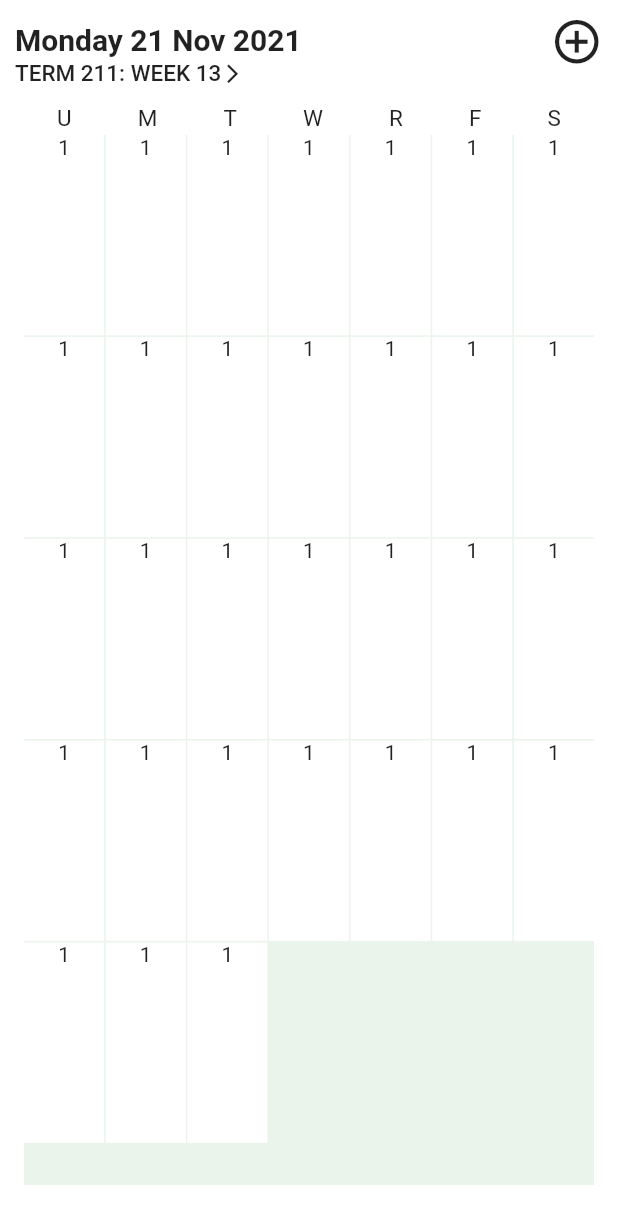
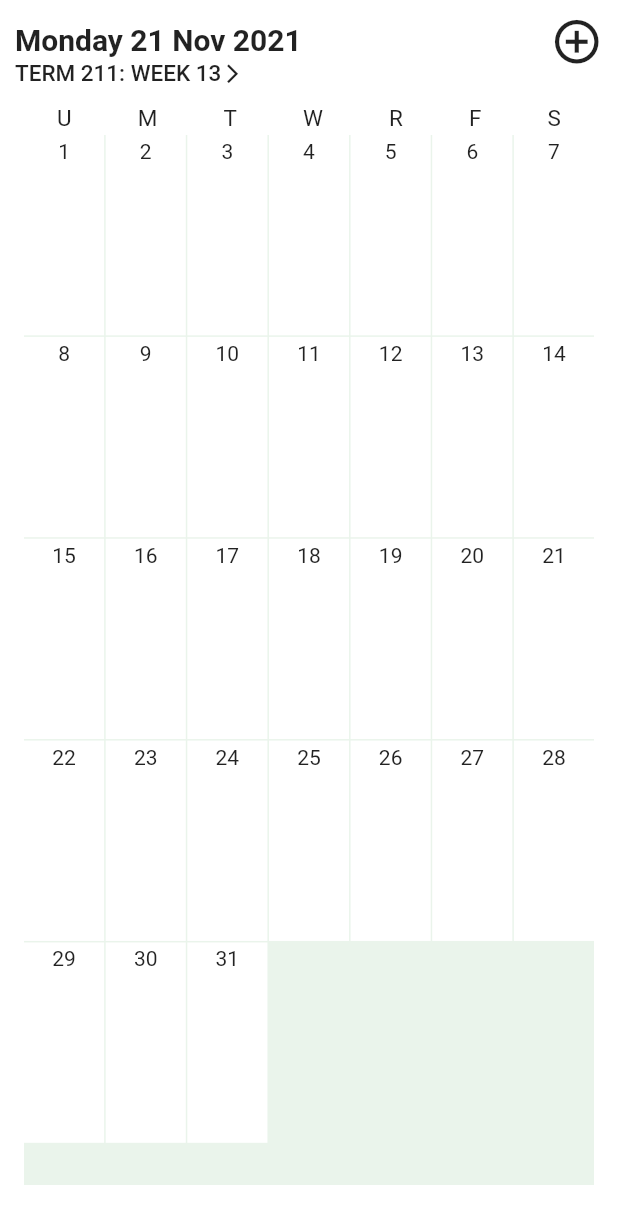
Before and after one commit to SaudElabdullah/Calendar, a Flutter app: the screen it shows after launch, on a phone screen of 412 x 824 dp. Shown: the top 1224 px of the screen. Run offline on Flutter 3.47's test engine with Material 2 defaults, Android fonts, the phone set to English and light mode, and no system bars.

Commit message:
some refactoring

```diff
--- /dev/null
+++ b/lib/day_container.dart
@@ -0,0 +1,57 @@
+import 'package:flutter/material.dart';
+
+import 'list.dart';
+
+class DayContainer extends StatefulWidget {
+  DayContainer(this.height, this.ratio, {Key? key}) : super(key: key);
+  double height;
+  double ratio;
+
+  @override
+  _DayContainerState createState() => _DayContainerState();
+}
+
+class _DayContainerState extends State<DayContainer> {
+  Color containerColor = Colors.transparent;
+  Color textColor = Colors.white;
+
+  @override
+  Widget build(BuildContext context) {
+    return Container(
+      height: widget.height,
+      width: 380,
+      color: const Color(0xFFEAF4EB),
+      child: GridView.builder(
+        physics: const NeverScrollableScrollPhysics(),
+        itemCount: 31,
+        gridDelegate: SliverGridDelegateWithFixedCrossAxisCount(
+          crossAxisCount: 7,
+          crossAxisSpacing: 1.0,
+          mainAxisSpacing: 1.0,
+          childAspectRatio: widget.ratio,
+        ),
+        itemBuilder: (BuildContext context, int index) {
+          return GestureDetector(
+            onTap: () {
+              setState(() {
+                widget.height = widget.height == 700 ? 450 : 700;
+                widget.ratio = widget.ratio == 0.4 ? 0.6 : 0.4;
+                containerColor = containerColor == const Color(0xFF25794F)
+                    ? Colors.transparent
+                    : const Color(0xFF25794F);
+                textColor =
+                    textColor == Colors.white ? Colors.black : Colors.white;
+              });
+            },
+            child: TextWidget(
+              text: '${index + 1}',
+              color: Colors.white,
+              containerColor: containerColor,
+              textColor: textColor,
+            ),
+          );
+        },
+      ),
+    );
+  }
+}
--- a/lib/list.dart
+++ b/lib/list.dart
@@ -1,151 +1,44 @@
 import 'package:flutter/material.dart';
-
-// const List<TextWidget> calendar = <TextWidget>[
-//   TextWidget(
-//     text: '1',
-//     color: Colors.white,
-//   ),
-//   TextWidget(
-//     text: '2',
-//     color: Colors.white,
-//   ),
-//   TextWidget(
-//     text: '3',
-//     color: Colors.white,
-//   ),
-//   TextWidget(
-//     text: '4',
-//     color: Colors.white,
-//   ),
-//   TextWidget(
-//     text: '5',
-//     color: Colors.white,
-//   ),
-//   TextWidget(
-//     text: '6',
-//     color: Colors.transparent,
-//   ),
-//   TextWidget(
-//     text: '7',
-//     color: Colors.transparent,
-//   ),
-//   TextWidget(
-//     text: '8',
-//     color: Colors.white,
-//   ),
-//   TextWidget(
-//     text: '9',
-//     color: Colors.white,
-//   ),
-//   TextWidget(
-//     text: '10',
-//     color: Colors.white,
-//   ),
-//   TextWidget(
-//     text: '11',
-//     color: Colors.white,
-//   ),
-//   TextWidget(
-//     text: '12',
-//     color: Colors.white,
-//   ),
-//   TextWidget(
-//     text: '13',
-//     color: Colors.transparent,
-//   ),
-//   TextWidget(
-//     text: '14',
-//     color: Colors.transparent,
-//   ),
-//   TextWidget(
-//     text: '15',
-//     color: Colors.white,
-//   ),
-//   TextWidget(
-//     text: '16',
-//     color: Colors.white,
-//   ),
-//   TextWidget(
-//     text: '17',
-//     color: Colors.white,
-//   ),
-//   TextWidget(
-//     text: '18',
-//     color: Colors.white,
-//   ),
-//   TextWidget(
-//     text: '19',
-//     color: Colors.white,
-//   ),
-//   TextWidget(
-//     text: '20',
-//     color: Colors.transparent,
-//   ),
-//   TextWidget(
-//     text: '21',
-//     color: Colors.transparent,
-//   ),
-//   TextWidget(
-//     text: '22',
-//     color: Colors.white,
-//   ),
-//   TextWidget(
-//     text: '23',
-//     color: Colors.white,
-//   ),
-//   TextWidget(
-//     text: '24',
-//     color: Colors.white,
-//   ),
-//   TextWidget(
-//     text: '25',
-//     color: Colors.white,
-//   ),
-//   TextWidget(
-//     text: '26',
-//     color: Colors.white,
-//   ),
-//   TextWidget(
-//     text: '27',
-//     color: Colors.transparent,
-//   ),
-//   TextWidget(
-//     text: '28',
-//     color: Colors.transparent,
-//   ),
-//   TextWidget(
-//     text: '29',
-//     color: Colors.white,
-//   ),
-//   TextWidget(
-//     text: '30',
-//     color: Colors.white,
-//   ),
-//   TextWidget(
-//     text: '31',
-//     color: Colors.white,
-//   ),
-// ];
 
 class TextWidget extends StatelessWidget {
   const TextWidget(
-      {Key? key, required this.text, required this.color})
+      {Key? key,
+      required this.text,
+      required this.color,
+      required this.containerColor,
+      required this.textColor})
       : super(key: key);
   final String text;
   final Color color;
+  final Color containerColor;
+  final Color textColor;
 
   @override
   Widget build(BuildContext context) {
     return Container(
+      height: 130,
       width: 53,
       color: color,
+      padding: const EdgeInsets.only(top: 3, right: 2, left: 2),
+      child: SingleChildScrollView(
         child: Column(
           children: [
-          Text(
+            Center(
+              child: Container(
+                height: 18,
+                width: 20,
+                decoration: BoxDecoration(
+                  borderRadius: BorderRadius.circular(5),
+                  color: containerColor,
+                ),
+                child: Text(
                   text,
                   textAlign: TextAlign.center,
                 ),
+              ),
+            ),
           ],
+        ),
       ),
     );
   }
--- a/lib/main.dart
+++ b/lib/main.dart
@@ -1,3 +1,4 @@
+import 'package:calendar/day_container.dart';
 import 'package:calendar/list.dart';
 import 'package:flutter/material.dart';
 
@@ -133,36 +134,7 @@ class _MyHomePageState extends State<MyHomePage> {
                     duration: const Duration(milliseconds: 700),
                     builder: (BuildContext context, double animation2,
                         Widget? child) {
-                      return Container(
-                        height: animation1,
-                        width: 380,
-                        color: const Color(0xFFEAF4EB),
-                        child: GridView.builder(
-                          physics: const NeverScrollableScrollPhysics(),
-                          itemCount: 31,
-                          gridDelegate:
-                              SliverGridDelegateWithFixedCrossAxisCount(
-                            crossAxisCount: 7,
-                            crossAxisSpacing: 1.0,
-                            mainAxisSpacing: 1.0,
-                            childAspectRatio: animation2,
-                          ),
-                          itemBuilder: (BuildContext context, int index) {
-                            return GestureDetector(
-                              onTap: () {
-                                setState(() {
-                                  height = height == 700 ? 450 : 700;
-                                  ratio = ratio == 0.4 ? 0.6 : 0.4;
-                                });
-                              },
-                              child: const TextWidget(
-                                text: '1',
-                                color: Colors.white,
-                              ),
-                            );
-                          },
-                        ),
-                      );
+                      return DayContainer(animation1, animation2);
                     },
                   );
                 },
```
Lines whose indentation alone changed are shown as unchanged.
